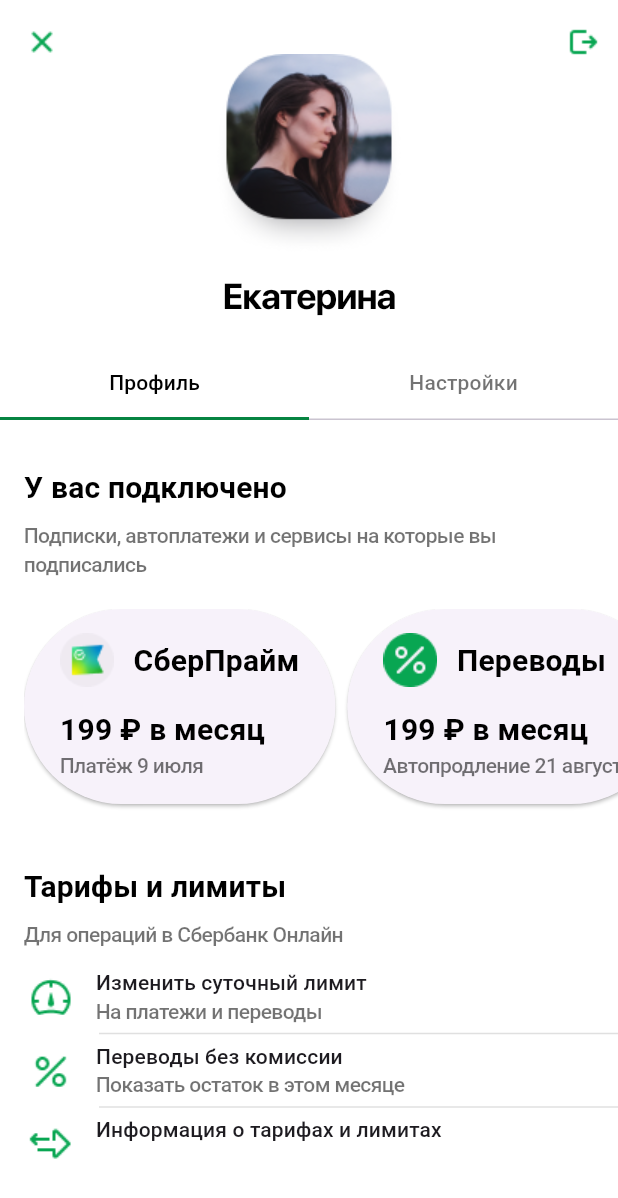
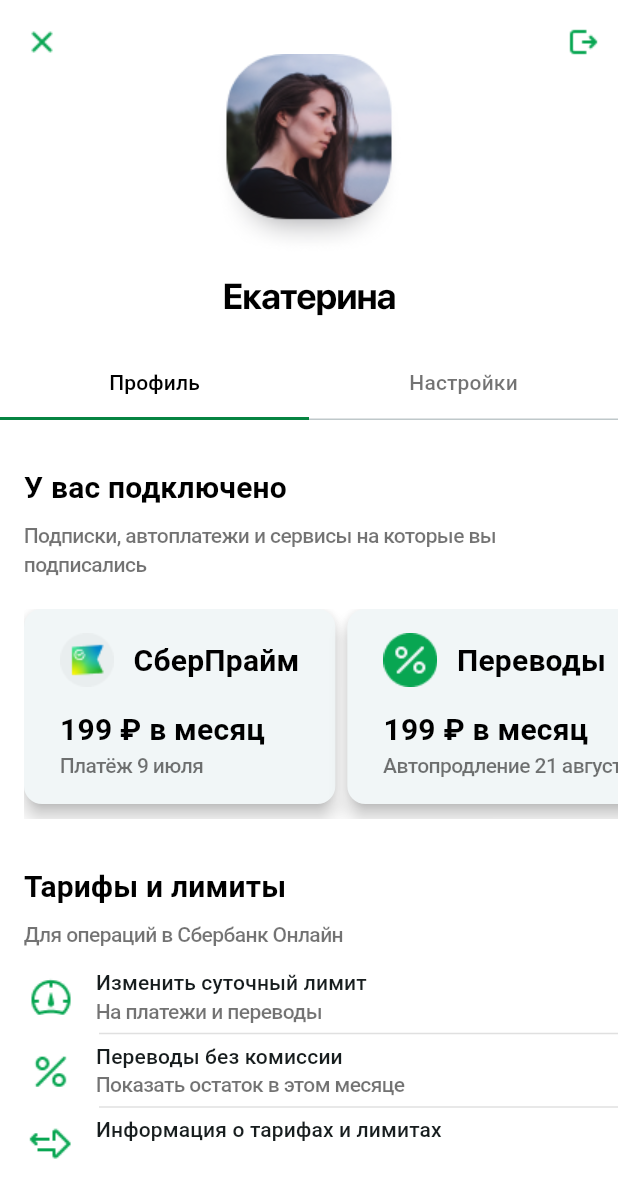
Before and after one commit to juliazubova/effective_sber, a Flutter app: the screen it shows after launch, on a phone screen of 412 x 824 dp. Shown: the top 1198 px of the screen. Run offline on Flutter 3.47's test engine with Material 3 defaults, Android fonts, the phone set to English and light mode, and no system bars; Roboto replaces fonts that are missing (SF Pro Text).

Commit message:
fix theme

```diff
--- a/lib/theme/fonts.dart
+++ b/lib/theme/fonts.dart
@@ -22,4 +22,11 @@
     letterSpacing: -0.4,
     color: AppColors.textSecondary,
   );
+  static const titleVerySmall = TextStyle(
+    fontFamily: 'SF_Pro_Text',
+    fontWeight: FontWeight.w500,
+    fontSize: 14,
+    color: AppColors.textPrimary,
+    letterSpacing: -0.4,
+  );
 }
--- a/lib/theme/theme.dart
+++ b/lib/theme/theme.dart
@@ -13,5 +13,30 @@
       elevation: 4,
       surfaceTintColor: AppColors.primary,
     ),
+
+    chipTheme: ChipThemeData(
+      labelPadding: const EdgeInsets.symmetric(horizontal: 4),
+      labelStyle: AppFonts.titleVerySmall,
+      shape: RoundedRectangleBorder(
+          borderRadius: BorderRadius.circular(16),
+          side: const BorderSide(color: Colors.transparent)
+      ),
+      backgroundColor: AppColors.chips,
+      selectedColor: AppColors.tabBrand,
+      showCheckmark: false
+      ),
+    colorScheme: ColorScheme.fromSeed(
+      seedColor: AppColors.primary,
+    ),
+    useMaterial3: true,
+    elevatedButtonTheme: ElevatedButtonThemeData(
+      style: ElevatedButton.styleFrom(
+        surfaceTintColor: AppColors.primary,
+        shape: RoundedRectangleBorder(
+          borderRadius: BorderRadius.circular(12),
+        ),
+        elevation: 5
+      ),
+    ),
   );
 }
```
